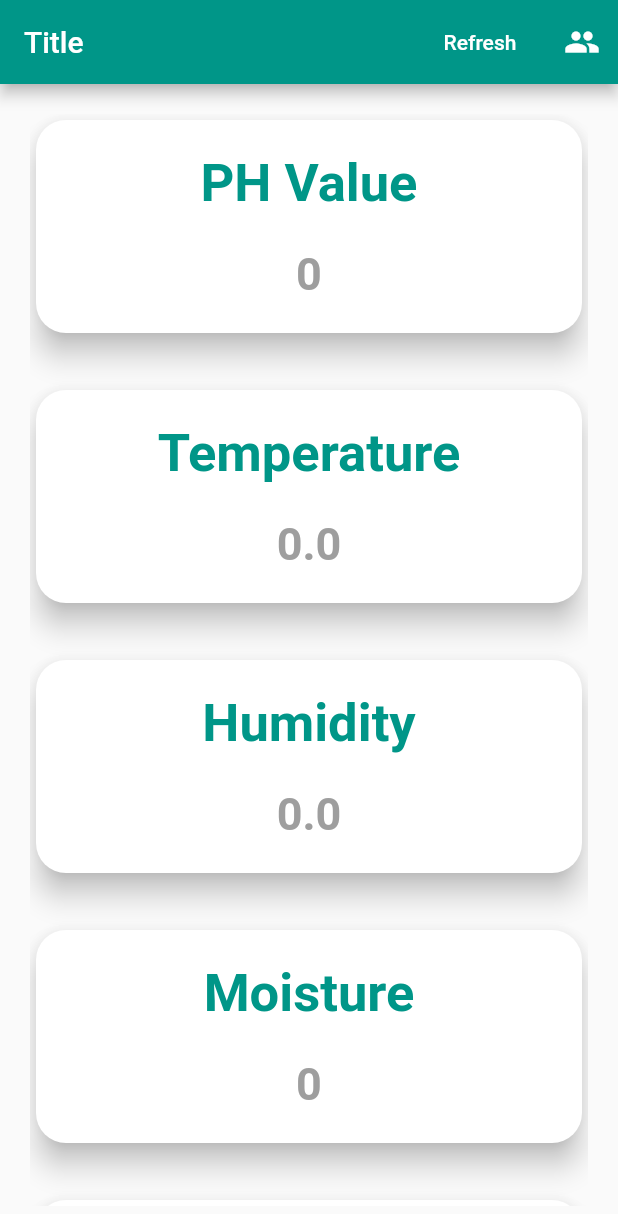
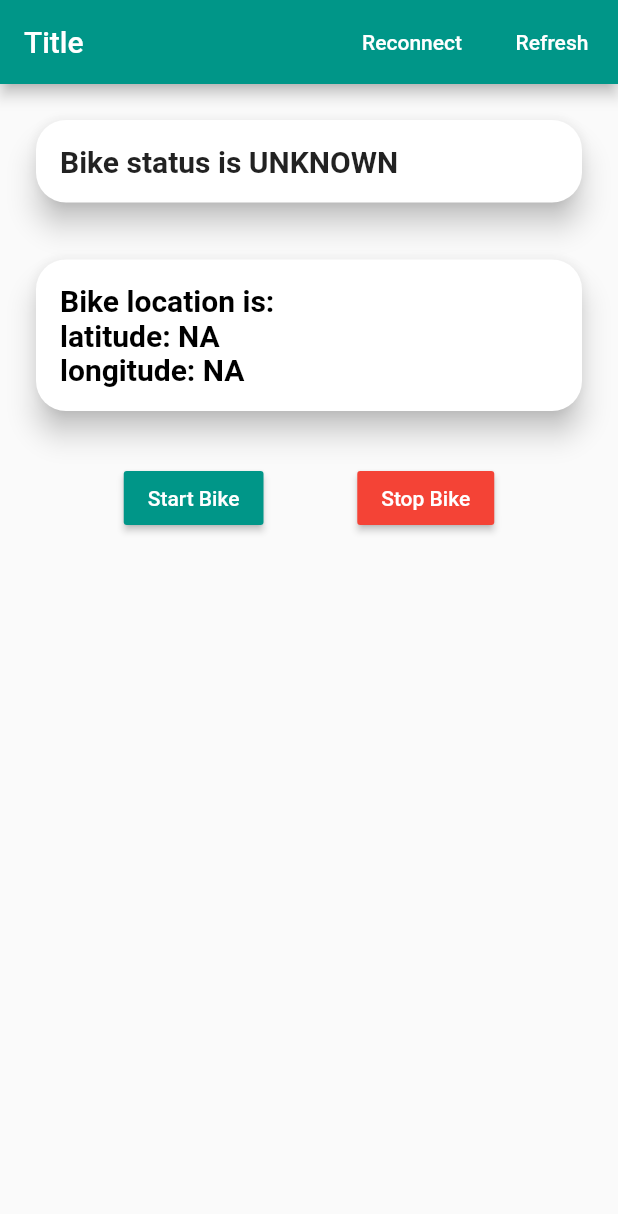
Before and after one commit to gangadharashettypj/ArduinoIOT, a Flutter app: the screen it shows after launch, after a tap on "Refresh", on a phone screen of 412 x 824 dp. Shown: the top 1214 px of the screen. Run offline on Flutter 3.47's test engine with Material 2 defaults, Android fonts, the phone set to English and light mode, and no system bars; our stand-ins replace flutter_local_notifications, shared_preferences, sleek_circular_slider; missing offline and left inert: chat_list, control_pad, get_ip, udp.

Commit message:
added bike code

```diff
--- a/lib/main.dart
+++ b/lib/main.dart
@@ -1,5 +1,6 @@
 import 'package:arduinoiot/resources/nestbees_resources.dart';
 import 'package:arduinoiot/service/server/server.dart';
+import 'package:arduinoiot/ui/screen/bike.dart';
 import 'package:arduinoiot/ui/screen/builder/builder.dart';
 import 'package:arduinoiot/ui/screen/feature/car/car_controller.dart';
 import 'package:arduinoiot/ui/screen/feature/chat/chat.dart';
@@ -44,6 +45,7 @@ class MyApp extends StatelessWidget {
         R.routes.builder: (BuildContext context) => ScreenBuilder(),
         R.routes.rajashekar: (BuildContext context) => RajaShekar(),
         R.routes.phsensor: (BuildContext context) => PhSensor(),
+        R.routes.bike: (BuildContext context) => BikeScreen(),
         R.routes.servo: (BuildContext context) => Servo(
               max: 1000,
               min: 0,
--- a/lib/resources/api.dart
+++ b/lib/resources/api.dart
@@ -15,6 +15,7 @@ class Api {
   get motor => 'motor';
   get setStudentsData => 'setStudentsData';
   get bikeStatus => 'bikeStatus';
+  get bikeLocation => 'bikeLocation';
   get turnOnBike => 'turnOnBike';
   get turnOffBike => 'turnOffBike';
   get getBikeStatus => 'getBikeStatus';
--- a/lib/resources/routes.dart
+++ b/lib/resources/routes.dart
@@ -12,4 +12,5 @@ class Routes {
   get builder => '/builder';
   get rajashekar => '/rajashekar';
   get phsensor => '/phsensor';
+  get bike => '/bike';
 }
--- a/lib/service/rest/http_rest.dart
+++ b/lib/service/rest/http_rest.dart
@@ -23,8 +23,9 @@ class HttpREST {
     http.Response response;
     try {
       response = await http.get(R.api.baseUrl + formattedUrl);
-      print(R.api.baseUrl + formattedUrl);
-    } catch (e) {}
+    } catch (e) {
+      print(e);
+    }
     return response;
   }
 }
--- a/lib/service/server/server.dart
+++ b/lib/service/server/server.dart
@@ -32,12 +32,15 @@ class Server {
   }
 
   void registerService(String path, Function(Map<String, String>) callback) {
+    print('Path>>$path');
     maps[path] = callback;
   }
 
   static void _listenToRequests() async {
     Server.instance.listen((HttpRequest request) {
-      print(request.uri.queryParameters.toString());
+      // print(request.uri.queryParameters.toString());
+      // print('>>>');
+      // print(maps.keys);
       if (maps.containsKey(request.uri.queryParameters['type'])) {
         maps[request.uri.queryParameters['type']](request.uri.queryParameters);
         request.response
--- a/lib/ui/screen/bike.dart
+++ b/lib/ui/screen/bike.dart
@@ -8,13 +8,21 @@ import 'package:arduinoiot/service/rest/http_rest.dart';
 import 'package:flutter/material.dart';
 import 'package:http/http.dart';
 
-class PhSensor extends StatefulWidget {
+class BikeScreen extends StatefulWidget {
   @override
-  _PhSensorState createState() => _PhSensorState();
+  _BikeScreenState createState() => _BikeScreenState();
 }
 
-class _PhSensorState extends State<PhSensor> {
+class _BikeScreenState extends State<BikeScreen> {
   int bikeStatus = 0;
+  String lat = 'NA';
+  String lng = 'NA';
+
+  @override
+  void initState() {
+    startListening();
+    super.initState();
+  }
 
   @override
   Widget build(BuildContext context) {
@@ -48,7 +56,7 @@ class _PhSensorState extends State<PhSensor> {
               Response res = await HttpREST().get(
                 R.api.getBikeStatus,
               );
-              print(res.body);
+              print(res?.body);
             },
           ),
         ],
@@ -60,7 +68,6 @@ class _PhSensorState extends State<PhSensor> {
           children: <Widget>[
             Container(
               width: double.infinity,
-              height: 150,
               child: Card(
                 shape: RoundedRectangleBorder(
                   borderRadius: BorderRadius.all(
@@ -68,26 +75,40 @@ class _PhSensorState extends State<PhSensor> {
                   ),
                 ),
                 elevation: 8,
-                child: Column(
-                  mainAxisAlignment: MainAxisAlignment.spaceEvenly,
-                  children: <Widget>[
-                    Text(
-                      'Bike status is ',
-                      style: TextStyle(
-                        color: R.color.primary,
-                        fontWeight: FontWeight.bold,
-                        fontSize: 35,
-                      ),
+                child: Container(
+                  margin: EdgeInsets.all(16),
+                  child: Text(
+                    'Bike status is ${bikeStatus == 1 ? 'RUNNING' : bikeStatus == 2 ? "STOPPED" : "UNKNOWN"}',
+                    style: TextStyle(
+                      fontWeight: FontWeight.bold,
+                      fontSize: 20,
                     ),
-                    Text(
-                      '${bikeStatus == 1 ? 'RUNNING' : bikeStatus == 2 ? "STOPPED" : "UNKNOWN"}',
-                      style: TextStyle(
-                        color: R.color.gray,
-                        fontWeight: FontWeight.bold,
-                        fontSize: 30,
-                      ),
+                  ),
+                ),
+              ),
+            ),
+            SizedBox(
+              height: 30,
+            ),
+            Container(
+              width: double.infinity,
+              child: Card(
+                shape: RoundedRectangleBorder(
+                  borderRadius: BorderRadius.all(
+                    Radius.circular(20),
+                  ),
+                ),
+                elevation: 8,
+                child: Container(
+                  margin: EdgeInsets.all(16),
+                  child: Text(
+                    'Bike location is:\nlatitude: $lat\nlongitude: $lng',
+                    style: TextStyle(
+                      color: Colors.black,
+                      fontWeight: FontWeight.bold,
+                      fontSize: 20,
                     ),
-                  ],
+                  ),
                 ),
               ),
             ),
@@ -140,5 +161,12 @@ class _PhSensorState extends State<PhSensor> {
         bikeStatus = int.parse(response['bikeStatus']);
       });
     });
+    DeviceManager().listenForData(R.api.bikeLocation,
+        (Map<String, String> response) {
+      setState(() {
+        lat = double.parse(response['lat']).toStringAsFixed(6);
+        lng = double.parse(response['lng']).toStringAsFixed(6);
+      });
+    });
   }
 }
--- a/lib/ui/screen/splash.dart
+++ b/lib/ui/screen/splash.dart
@@ -17,7 +17,7 @@ class SplashScreen extends StatelessWidget {
 
     Future.delayed(
       Duration(seconds: 2),
-      () => Navigator.pushReplacementNamed(context, R.routes.phsensor),
+      () => Navigator.pushReplacementNamed(context, R.routes.bike),
     );
     return Scaffold(
       body: Container(
```
Also changed, not shown: 2 other files.
